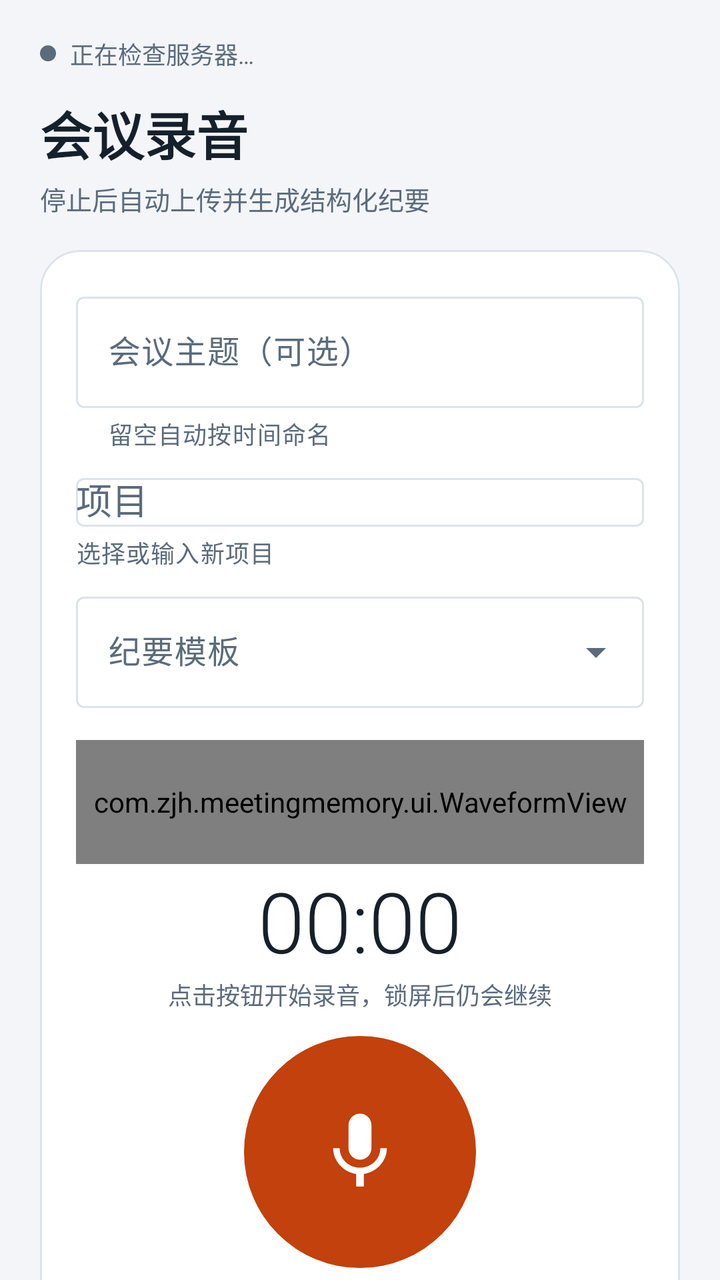
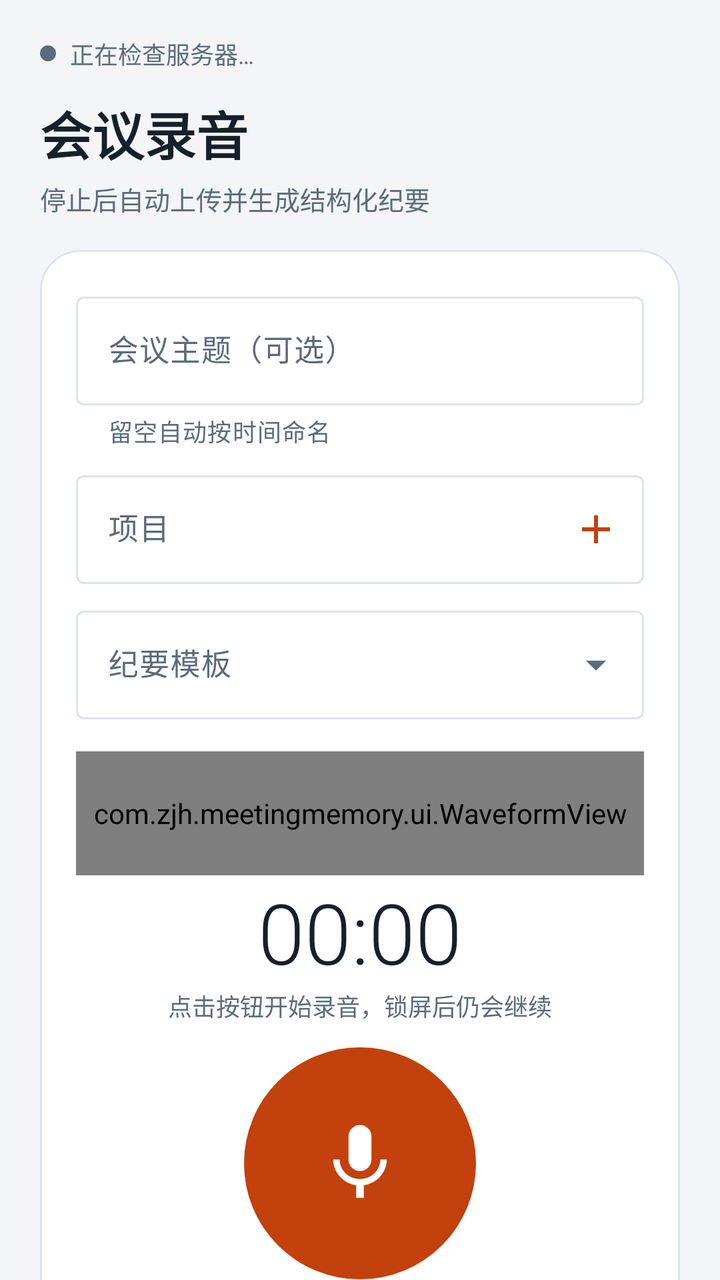

Before-and-after screenshots of an Android layout around one commit, followed by the original layout XML and the change that was made.
<!-- AndroidManifest.xml: application theme Theme.MeetingMemory -->
<!-- res/layout/fragment_record.xml -->
<?xml version="1.0" encoding="utf-8"?>
<androidx.core.widget.NestedScrollView xmlns:android="http://schemas.android.com/apk/res/android"
    xmlns:app="http://schemas.android.com/apk/res-auto"
    android:layout_width="match_parent"
    android:layout_height="match_parent"
    android:background="@color/bg"
    android:clipToPadding="false"
    android:fillViewport="true">

    <LinearLayout
        android:layout_width="match_parent"
        android:layout_height="wrap_content"
        android:orientation="vertical"
        android:paddingStart="20dp"
        android:paddingTop="18dp"
        android:paddingEnd="20dp"
        android:paddingBottom="28dp">

        <LinearLayout
            android:layout_width="wrap_content"
            android:layout_height="wrap_content"
            android:gravity="center_vertical"
            android:orientation="horizontal">

            <View
                android:id="@+id/server_dot"
                android:layout_width="8dp"
                android:layout_height="8dp"
                android:background="@drawable/bg_dot"
                android:backgroundTint="@color/text_muted" />

            <TextView
                android:id="@+id/tv_server_status"
                android:layout_width="wrap_content"
                android:layout_height="wrap_content"
                android:layout_marginStart="7dp"
                android:text="正在检查服务器…"
                android:textColor="@color/text_muted"
                android:textSize="12sp" />
        </LinearLayout>

        <TextView
            android:layout_width="match_parent"
            android:layout_height="wrap_content"
            android:layout_marginTop="12dp"
            android:text="@string/record_title"
            android:textColor="@color/text"
            android:textSize="26sp"
            android:textStyle="bold" />

        <TextView
            android:layout_width="match_parent"
            android:layout_height="wrap_content"
            android:layout_marginTop="4dp"
            android:text="@string/record_subtitle"
            android:textColor="@color/text_muted"
            android:textSize="13sp" />

        <com.google.android.material.card.MaterialCardView
            style="@style/Widget.MeetingMemory.Card"
            android:layout_width="match_parent"
            android:layout_height="wrap_content"
            android:layout_marginTop="16dp">

            <LinearLayout
                android:layout_width="match_parent"
                android:layout_height="wrap_content"
                android:orientation="vertical"
                android:padding="18dp">

                <com.google.android.material.textfield.TextInputLayout
                    android:id="@+id/til_title"
                    style="@style/Widget.Material3.TextInputLayout.OutlinedBox"
                    android:layout_width="match_parent"
                    android:layout_height="wrap_content"
                    android:hint="@string/meeting_title_label"
                    app:helperText="@string/meeting_title_hint">

                    <com.google.android.material.textfield.TextInputEditText
                        android:id="@+id/et_title"
                        android:layout_width="match_parent"
                        android:layout_height="wrap_content"
                        android:inputType="text"
                        android:maxLines="1" />
                </com.google.android.material.textfield.TextInputLayout>

                <com.google.android.material.textfield.TextInputLayout
                    android:id="@+id/til_project"
                    style="@style/Widget.Material3.TextInputLayout.OutlinedBox"
                    android:layout_width="match_parent"
                    android:layout_height="wrap_content"
                    android:layout_marginTop="8dp"
                    android:hint="@string/project_label"
                    app:helperText="@string/project_hint">

                    <com.google.android.material.textfield.MaterialAutoCompleteTextView
                        android:id="@+id/act_project"
                        android:layout_width="match_parent"
                        android:layout_height="wrap_content"
                        android:inputType="text"
                        android:maxLines="1" />
                </com.google.android.material.textfield.TextInputLayout>

                <com.google.android.material.textfield.TextInputLayout
                    android:id="@+id/til_template"
                    style="@style/Widget.Material3.TextInputLayout.OutlinedBox.ExposedDropdownMenu"
                    android:layout_width="match_parent"
                    android:layout_height="wrap_content"
                    android:layout_marginTop="8dp"
                    android:hint="@string/template_label">

                    <com.google.android.material.textfield.MaterialAutoCompleteTextView
                        android:id="@+id/act_template"
                        android:layout_width="match_parent"
                        android:layout_height="wrap_content"
                        android:inputType="none"
                        android:maxLines="1" />
                </com.google.android.material.textfield.TextInputLayout>

                <com.zjh.meetingmemory.ui.WaveformView
                    android:id="@+id/waveform"
                    android:layout_width="match_parent"
                    android:layout_height="62dp"
                    android:layout_marginTop="16dp" />

                <TextView
                    android:id="@+id/tv_timer"
                    android:layout_width="match_parent"
                    android:layout_height="wrap_content"
                    android:fontFamily="sans-serif-light"
                    android:gravity="center"
                    android:text="00:00"
                    android:textColor="@color/text"
                    android:textSize="42sp" />

                <TextView
                    android:id="@+id/tv_record_hint"
                    android:layout_width="match_parent"
                    android:layout_height="wrap_content"
                    android:gravity="center"
                    android:text="@string/idle_hint"
                    android:textColor="@color/text_muted"
                    android:textSize="12sp" />

                <FrameLayout
                    android:layout_width="match_parent"
                    android:layout_height="wrap_content"
                    android:layout_marginTop="12dp">

                    <com.google.android.material.button.MaterialButton
                        android:id="@+id/btn_record"
                        android:layout_width="116dp"
                        android:layout_height="116dp"
                        android:layout_gravity="center"
                        android:contentDescription="@string/start_record"
                        android:insetBottom="0dp"
                        android:insetLeft="0dp"
                        android:insetRight="0dp"
                        android:insetTop="0dp"
                        android:minWidth="0dp"
                        android:padding="0dp"
                        android:text=""
                        app:backgroundTint="@color/orange"
                        app:cornerRadius="58dp"
                        app:icon="@drawable/ic_mic"
                        app:iconGravity="textStart"
                        app:iconPadding="0dp"
                        app:iconSize="46dp"
                        app:iconTint="@color/white" />
                </FrameLayout>

                <LinearLayout
                    android:layout_width="match_parent"
                    android:layout_height="wrap_content"
                    android:layout_marginTop="10dp"
                    android:gravity="center"
                    android:orientation="horizontal">

                    <com.google.android.material.button.MaterialButton
                        android:id="@+id/btn_pause"
                        style="@style/Widget.Material3.Button.OutlinedButton"
                        android:layout_width="wrap_content"
                        android:layout_height="wrap_content"
                        android:text="@string/pause"
                        android:visibility="gone"
                        app:icon="@drawable/ic_pause"
                        app:iconSize="18dp" />

                    <com.google.android.material.button.MaterialButton
                        android:id="@+id/btn_stop"
                        style="@style/Widget.Material3.Button.OutlinedButton"
                        android:layout_width="wrap_content"
                        android:layout_height="wrap_content"
                        android:layout_marginStart="10dp"
                        android:text="@string/stop_record"
                        android:visibility="gone"
                        app:icon="@drawable/ic_stop"
                        app:iconSize="18dp"
                        app:strokeColor="@color/orange" />
                </LinearLayout>

                <TextView
                    android:id="@+id/tv_estimate"
                    android:layout_width="match_parent"
                    android:layout_height="wrap_content"
                    android:layout_marginTop="10dp"
                    android:gravity="center"
                    android:textColor="@color/text_muted"
                    android:textSize="11sp" />
            </LinearLayout>
        </com.google.android.material.card.MaterialCardView>

        <LinearLayout
            android:layout_width="match_parent"
            android:layout_height="wrap_content"
            android:layout_marginTop="22dp"
            android:gravity="center_vertical"
            android:orientation="horizontal">

            <TextView
                android:layout_width="0dp"
                android:layout_height="wrap_content"
                android:layout_weight="1"
                android:text="@string/local_recordings"
                android:textColor="@color/text"
                android:textSize="17sp"
                android:textStyle="bold" />

            <TextView
                android:id="@+id/tv_local_count"
                android:layout_width="wrap_content"
                android:layout_height="wrap_content"
                android:textColor="@color/text_muted"
                android:textSize="12sp" />
        </LinearLayout>

        <TextView
            android:id="@+id/tv_local_empty"
            android:layout_width="match_parent"
            android:layout_height="wrap_content"
            android:layout_marginTop="10dp"
            android:background="@color/surface_alt"
            android:padding="18dp"
            android:text="@string/local_empty"
            android:textColor="@color/text_muted"
            android:textSize="13sp" />

        <androidx.recyclerview.widget.RecyclerView
            android:id="@+id/rv_recordings"
            android:layout_width="match_parent"
            android:layout_height="wrap_content"
            android:layout_marginTop="10dp"
            android:nestedScrollingEnabled="false" />

    </LinearLayout>
</androidx.core.widget.NestedScrollView>
<!-- resources referenced by this layout -->
<resources>
  <color name="bg">#F3F5F8</color>
  <color name="orange">#C2410C</color>
  <color name="surface_alt">#F8FAFC</color>
  <color name="text">#16202B</color>
  <color name="text_muted">#5B6B7C</color>
  <color name="white">#FFFFFF</color>
  <!-- drawable bg_dot (drawable) -->
  <?xml version="1.0" encoding="utf-8"?>
  <shape xmlns:android="http://schemas.android.com/apk/res/android" android:shape="oval">
      <solid android:color="@color/orange" />
  </shape>
  <!-- drawable ic_mic (drawable) -->
  <?xml version="1.0" encoding="utf-8"?>
  <vector xmlns:android="http://schemas.android.com/apk/res/android"
      android:width="24dp"
      android:height="24dp"
      android:viewportWidth="24"
      android:viewportHeight="24">
      <path
          android:fillColor="#FF000000"
          android:pathData="M12,14c1.66,0 2.99,-1.34 2.99,-3L15,5c0,-1.66 -1.34,-3 -3,-3S9,3.34 9,5v6c0,1.66 1.34,3 3,3zM17.3,11c0,3 -2.54,5.1 -5.3,5.1S6.7,14 6.7,11L5,11c0,3.41 2.72,6.23 6,6.72L11,21h2v-3.28c3.28,-0.48 6,-3.3 6,-6.72h-1.7z" />
  </vector>
  <!-- drawable ic_pause (drawable) -->
  <?xml version="1.0" encoding="utf-8"?>
  <vector xmlns:android="http://schemas.android.com/apk/res/android"
      android:width="24dp"
      android:height="24dp"
      android:viewportWidth="24"
      android:viewportHeight="24">
      <path
          android:fillColor="#FF000000"
          android:pathData="M6,19h4V5H6v14zM14,5v14h4V5h-4z" />
  </vector>
  <!-- drawable ic_stop (drawable) -->
  <?xml version="1.0" encoding="utf-8"?>
  <vector xmlns:android="http://schemas.android.com/apk/res/android"
      android:width="24dp"
      android:height="24dp"
      android:viewportWidth="24"
      android:viewportHeight="24">
      <path
          android:fillColor="#FF000000"
          android:pathData="M6,6h12v12H6z" />
  </vector>
  <string name="idle_hint">点击按钮开始录音，锁屏后仍会继续</string>
  <string name="local_empty">还没有本机录音。第一次录音会出现在这里。</string>
  <string name="local_recordings">本机录音</string>
  <string name="meeting_title_hint">留空自动按时间命名</string>
  <string name="meeting_title_label">会议主题（可选）</string>
  <string name="pause">暂停</string>
  <string name="project_hint">选择或输入新项目</string>
  <string name="project_label">项目</string>
  <string name="record_subtitle">停止后自动上传并生成结构化纪要</string>
  <string name="record_title">会议录音</string>
  <string name="start_record">开始录音</string>
  <string name="stop_record">结束并保存</string>
  <string name="template_label">纪要模板</string>
  <style name="Widget.MeetingMemory.Card" parent="Widget.Material3.CardView.Filled">
          <item name="cardCornerRadius">20dp</item>
          <item name="cardElevation">0dp</item>
          <item name="strokeColor">@color/line</item>
          <item name="strokeWidth">1dp</item>
          <item name="cardBackgroundColor">@color/surface</item>
      </style>
  <color name="line">#DCE3EA</color>
  <color name="surface">#FFFFFF</color>
  <color name="navy">#1F3A5F</color>
  <color name="orange_light">#FDE8DE</color>
  <color name="teal">#0F766E</color>
  <!-- unchanged entries left out for length: 1 -->
</resources>

<!-- the commit's change to res/layout/fragment_record.xml (unified diff, before → after) -->
@@ -81,24 +81,29 @@
                         android:layout_width="match_parent"
                         android:layout_height="wrap_content"
                         android:inputType="text"
-                        android:maxLines="1" />
+                        android:maxLines="1"
+                        android:textSize="15sp" />
                 </com.google.android.material.textfield.TextInputLayout>
 
                 <com.google.android.material.textfield.TextInputLayout
                     android:id="@+id/til_project"
-                    style="@style/Widget.Material3.TextInputLayout.OutlinedBox"
+                    style="@style/Widget.Material3.TextInputLayout.OutlinedBox.ExposedDropdownMenu"
                     android:layout_width="match_parent"
                     android:layout_height="wrap_content"
                     android:layout_marginTop="8dp"
                     android:hint="@string/project_label"
-                    app:helperText="@string/project_hint">
+                    app:endIconMode="custom"
+                    app:endIconContentDescription="@string/new_project"
+                    app:endIconDrawable="@drawable/ic_add"
+                    app:endIconTint="@color/orange">
 
                     <com.google.android.material.textfield.MaterialAutoCompleteTextView
                         android:id="@+id/act_project"
                         android:layout_width="match_parent"
                         android:layout_height="wrap_content"
-                        android:inputType="text"
-                        android:maxLines="1" />
+                        android:inputType="none"
+                        android:maxLines="1"
+                        android:textSize="15sp" />
                 </com.google.android.material.textfield.TextInputLayout>
 
                 <com.google.android.material.textfield.TextInputLayout
@@ -114,7 +119,8 @@
                         android:layout_width="match_parent"
                         android:layout_height="wrap_content"
                         android:inputType="none"
-                        android:maxLines="1" />
+                        android:maxLines="1"
+                        android:textSize="15sp" />
                 </com.google.android.material.textfield.TextInputLayout>
 
                 <com.zjh.meetingmemory.ui.WaveformView
@@ -232,6 +238,21 @@
                 android:layout_height="wrap_content"
                 android:textColor="@color/text_muted"
                 android:textSize="12sp" />
+
+            <com.google.android.material.button.MaterialButton
+                android:id="@+id/btn_import"
+                style="@style/Widget.Material3.Button.TextButton"
+                android:layout_width="wrap_content"
+                android:layout_height="wrap_content"
+                android:layout_marginStart="4dp"
+                android:minWidth="0dp"
+                android:paddingStart="8dp"
+                android:paddingEnd="8dp"
+                android:text="@string/import_recording"
+                android:textSize="12sp"
+                app:icon="@drawable/ic_folder"
+                app:iconGravity="textStart"
+                app:iconSize="16dp" />
         </LinearLayout>
 
         <TextView
<!-- resource entries referenced after the edit -->
@@ -11,6 +11,28 @@
   <shape xmlns:android="http://schemas.android.com/apk/res/android" android:shape="oval">
       <solid android:color="@color/orange" />
   </shape>
+  <!-- drawable ic_add (drawable) -->
+  <?xml version="1.0" encoding="utf-8"?>
+  <vector xmlns:android="http://schemas.android.com/apk/res/android"
+      android:width="24dp"
+      android:height="24dp"
+      android:viewportWidth="24"
+      android:viewportHeight="24">
+      <path
+          android:fillColor="#FF000000"
+          android:pathData="M19,13h-6v6h-2v-6H5v-2h6V5h2v6h6v2z" />
+  </vector>
+  <!-- drawable ic_folder (drawable) -->
+  <?xml version="1.0" encoding="utf-8"?>
+  <vector xmlns:android="http://schemas.android.com/apk/res/android"
+      android:width="24dp"
+      android:height="24dp"
+      android:viewportWidth="24"
+      android:viewportHeight="24">
+      <path
+          android:fillColor="#FF000000"
+          android:pathData="M20,6h-8l-2,-2H4c-1.1,0 -1.99,0.9 -1.99,2L2,18c0,1.1 0.9,2 2,2h16c1.1,0 2,-0.9 2,-2V8c0,-1.1 -0.9,-2 -2,-2z" />
+  </vector>
   <!-- drawable ic_mic (drawable) -->
   <?xml version="1.0" encoding="utf-8"?>
   <vector xmlns:android="http://schemas.android.com/apk/res/android"
@@ -45,12 +67,13 @@
           android:pathData="M6,6h12v12H6z" />
   </vector>
   <string name="idle_hint">点击按钮开始录音，锁屏后仍会继续</string>
+  <string name="import_recording">导入</string>
   <string name="local_empty">还没有本机录音。第一次录音会出现在这里。</string>
   <string name="local_recordings">本机录音</string>
   <string name="meeting_title_hint">留空自动按时间命名</string>
   <string name="meeting_title_label">会议主题（可选）</string>
+  <string name="new_project">新建项目</string>
   <string name="pause">暂停</string>
-  <string name="project_hint">选择或输入新项目</string>
   <string name="project_label">项目</string>
   <string name="record_subtitle">停止后自动上传并生成结构化纪要</string>
   <string name="record_title">会议录音</string>
